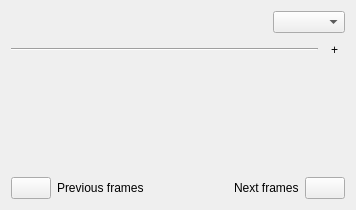
KDE/krita, file plugins/dockers/animation/onion_skins_docker.ui: the form before one commit.
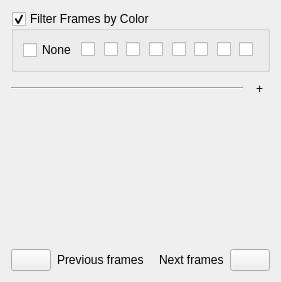
The form after the commit. Custom widgets are drawn as their Qt base class.

Commit message: D20094 move color filters on onion skin docker outside of combo box

```diff
--- a/plugins/dockers/animation/onion_skins_docker.ui
+++ b/plugins/dockers/animation/onion_skins_docker.ui
@@ -6,8 +6,8 @@
    <rect>
     <x>0</x>
     <y>0</y>
-    <width>356</width>
-    <height>210</height>
+    <width>281</width>
+    <height>282</height>
    </rect>
   </property>
   <property name="windowTitle">
@@ -22,34 +22,100 @@
     </layout>
    </item>
    <item>
-    <layout class="QHBoxLayout" name="horizontalLayout">
-     <item>
-      <spacer name="horizontalSpacer_2">
-       <property name="orientation">
-        <enum>Qt::Horizontal</enum>
-       </property>
-       <property name="sizeHint" stdset="0">
-        <size>
-         <width>40</width>
-         <height>20</height>
-        </size>
-       </property>
-      </spacer>
-     </item>
-     <item>
-      <widget class="KisColorFilterCombo" name="cmbColorLabelFilter">
-       <property name="sizePolicy">
-        <sizepolicy hsizetype="Fixed" vsizetype="Fixed">
-         <horstretch>0</horstretch>
-         <verstretch>0</verstretch>
-        </sizepolicy>
-       </property>
-       <property name="toolTip">
-        <string>Filter by frame color</string>
-       </property>
-      </widget>
-     </item>
-    </layout>
+    <widget class="QGroupBox" name="colorFilterGroupbox">
+     <property name="sizePolicy">
+      <sizepolicy hsizetype="Preferred" vsizetype="Fixed">
+       <horstretch>0</horstretch>
+       <verstretch>0</verstretch>
+      </sizepolicy>
+     </property>
+     <property name="title">
+      <string>Filter Frames by Color</string>
+     </property>
+     <property name="checkable">
+      <bool>true</bool>
+     </property>
+     <layout class="QHBoxLayout" name="horizontalLayout_3">
+      <property name="spacing">
+       <number>4</number>
+      </property>
+      <item>
+       <widget class="QCheckBox" name="colorFilter0_checkbox">
+        <property name="minimumSize">
+         <size>
+          <width>0</width>
+          <height>0</height>
+         </size>
+        </property>
+        <property name="text">
+         <string>None</string>
+        </property>
+        <property name="iconSize">
+         <size>
+          <width>16</width>
+          <height>16</height>
+         </size>
+        </property>
+       </widget>
+      </item>
+      <item>
+       <widget class="QCheckBox" name="colorFilter1_checkbox">
+        <property name="text">
+         <string/>
+        </property>
+       </widget>
+      </item>
+      <item>
+       <widget class="QCheckBox" name="colorFilter2_checkbox">
+        <property name="text">
+         <string/>
+        </property>
+       </widget>
+      </item>
+      <item>
+       <widget class="QCheckBox" name="colorFilter3_checkbox">
+        <property name="text">
+         <string/>
+        </property>
+       </widget>
+      </item>
+      <item>
+       <widget class="QCheckBox" name="colorFilter4_checkbox">
+        <property name="text">
+         <string/>
+        </property>
+       </widget>
+      </item>
+      <item>
+       <widget class="QCheckBox" name="colorFilter5_checkbox">
+        <property name="text">
+         <string/>
+        </property>
+       </widget>
+      </item>
+      <item>
+       <widget class="QCheckBox" name="colorFilter6_checkbox">
+        <property name="text">
+         <string/>
+        </property>
+       </widget>
+      </item>
+      <item>
+       <widget class="QCheckBox" name="colorFilter7_checkbox">
+        <property name="text">
+         <string/>
+        </property>
+       </widget>
+      </item>
+      <item>
+       <widget class="QCheckBox" name="colorFilter8_checkbox">
+        <property name="text">
+         <string/>
+        </property>
+       </widget>
+      </item>
+     </layout>
+    </widget>
    </item>
    <item>
     <layout class="QVBoxLayout" name="buttonsLayout">
@@ -149,11 +215,6 @@
    <header>kis_slider_spin_box.h</header>
    <container>1</container>
   </customwidget>
-  <customwidget>
-   <class>KisColorFilterCombo</class>
-   <extends>QComboBox</extends>
-   <header>kis_color_filter_combo.h</header>
-  </customwidget>
   <customwidget>
    <class>KisColorButton</class>
    <extends>QPushButton</extends>
```
The commit also changes 1 other file.
